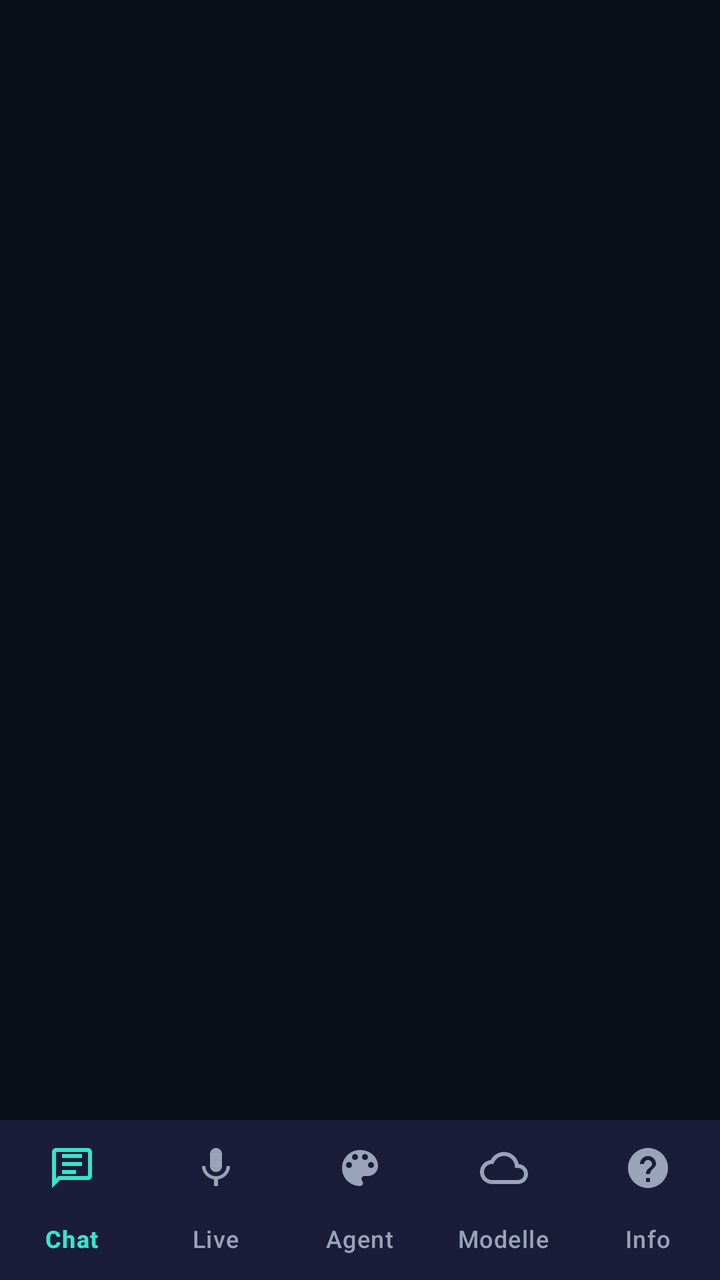
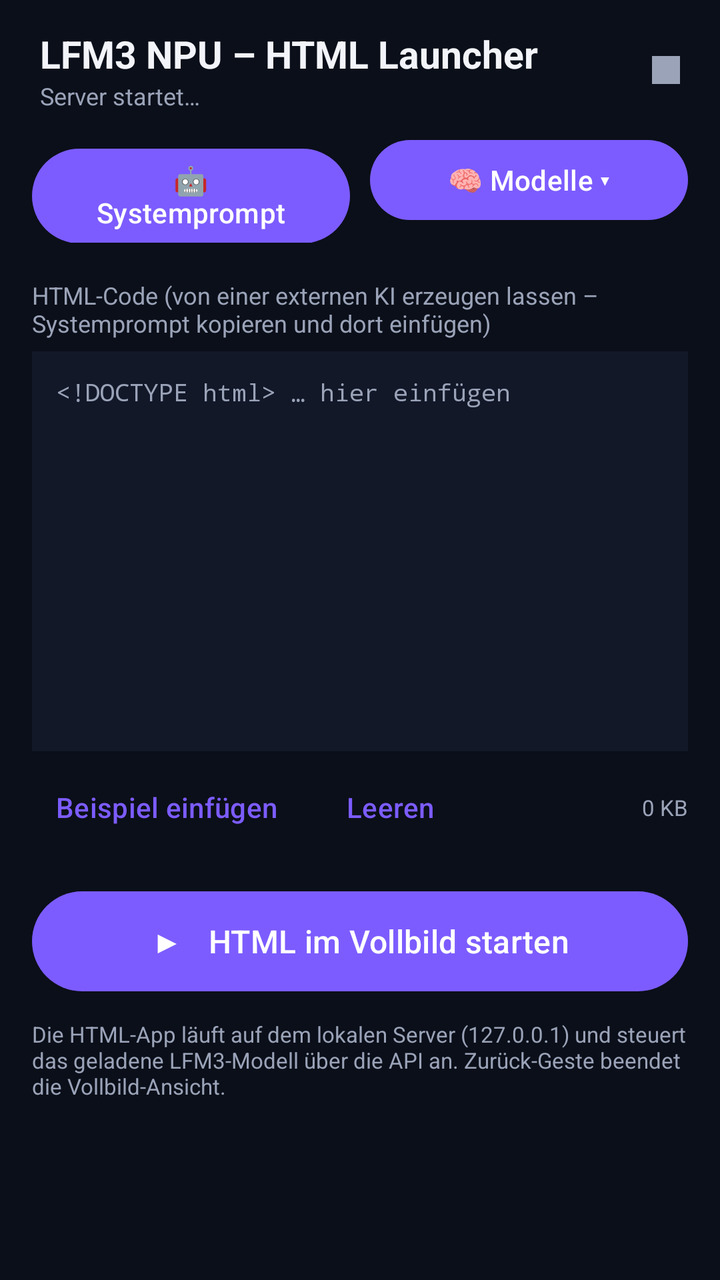

Before-and-after screenshots of an Android layout around one commit, followed by the original layout XML and the change that was made.
<!-- AndroidManifest.xml: application theme Theme.LFM3 -->
<!-- res/layout/activity_main.xml -->
<?xml version="1.0" encoding="utf-8"?>
<LinearLayout xmlns:android="http://schemas.android.com/apk/res/android"
    xmlns:app="http://schemas.android.com/apk/res-auto"
    android:id="@+id/root"
    android:layout_width="match_parent"
    android:layout_height="match_parent"
    android:orientation="vertical"
    android:background="@color/bg">

    
    <FrameLayout
        android:id="@+id/fragment_container"
        android:layout_width="match_parent"
        android:layout_height="0dp"
        android:layout_weight="1" />

    <com.google.android.material.bottomnavigation.BottomNavigationView
        android:id="@+id/bottom_nav"
        android:layout_width="match_parent"
        android:layout_height="wrap_content"
        android:background="@color/bg_elev"
        app:itemIconTint="@color/nav_item"
        app:itemTextColor="@color/nav_item"
        app:labelVisibilityMode="labeled"
        app:menu="@menu/bottom_nav_menu" />
</LinearLayout>
<!-- resources referenced by this layout -->
<resources>
  <color name="bg">#0B0F19</color>
  <color name="bg_elev">#121828</color>
  <style name="Theme.LFM3" parent="Theme.Material3.Dark.NoActionBar">
          <item name="colorPrimary">@color/accent</item>
          <item name="colorOnPrimary">#FFFFFF</item>
          <item name="colorSecondary">@color/accent2</item>
          <item name="android:colorBackground">@color/bg</item>
          <item name="colorSurface">@color/bg_elev</item>
          <item name="colorOnSurface">@color/text_primary</item>
          <item name="colorOnSurfaceVariant">@color/text_secondary</item>
          <item name="android:statusBarColor">@color/bg</item>
          <item name="android:navigationBarColor">@color/bg</item>
          <item name="android:windowLightStatusBar">false</item>
      </style>
  <color name="accent">#7C5CFF</color>
  <color name="accent2">#37E5C8</color>
  <color name="text_primary">#F2F4FA</color>
  <color name="text_secondary">#9AA3B8</color>
</resources>

<!-- the commit's change to res/layout/activity_main.xml (unified diff, before → after) -->
@@ -1,6 +1,5 @@
 <?xml version="1.0" encoding="utf-8"?>
 <LinearLayout xmlns:android="http://schemas.android.com/apk/res/android"
-    xmlns:app="http://schemas.android.com/apk/res-auto"
     android:id="@+id/root"
     android:layout_width="match_parent"
     android:layout_height="match_parent"
@@ -8,19 +7,192 @@
     android:background="@color/bg">
 
     
-    <FrameLayout
-        android:id="@+id/fragment_container"
+    <LinearLayout
+        android:layout_width="match_parent"
+        android:layout_height="wrap_content"
+        android:orientation="horizontal"
+        android:gravity="center_vertical"
+        android:paddingStart="20dp"
+        android:paddingEnd="20dp"
+        android:paddingTop="14dp"
+        android:paddingBottom="10dp">
+
+        <LinearLayout
+            android:layout_width="0dp"
+            android:layout_height="wrap_content"
+            android:layout_weight="1"
+            android:orientation="vertical">
+
+            <TextView
+                android:layout_width="wrap_content"
+                android:layout_height="wrap_content"
+                android:text="LFM3 NPU – HTML Launcher"
+                android:textColor="@color/text_primary"
+                android:textSize="19sp"
+                android:textStyle="bold" />
+
+            <TextView
+                android:id="@+id/tv_server"
+                android:layout_width="wrap_content"
+                android:layout_height="wrap_content"
+                android:text="Server startet…"
+                android:textColor="@color/text_secondary"
+                android:textSize="12sp" />
+        </LinearLayout>
+
+        <View
+            android:id="@+id/status_dot"
+            android:layout_width="14dp"
+            android:layout_height="14dp"
+            android:background="@color/text_secondary" />
+    </LinearLayout>
+
+    <ScrollView
         android:layout_width="match_parent"
         android:layout_height="0dp"
-        android:layout_weight="1" />
+        android:layout_weight="1"
+        android:fillViewport="true"
+        android:scrollbars="vertical">
 
-    <com.google.android.material.bottomnavigation.BottomNavigationView
-        android:id="@+id/bottom_nav"
-        android:layout_width="match_parent"
-        android:layout_height="wrap_content"
-        android:background="@color/bg_elev"
-        app:itemIconTint="@color/nav_item"
-        app:itemTextColor="@color/nav_item"
-        app:labelVisibilityMode="labeled"
-        app:menu="@menu/bottom_nav_menu" />
+        <LinearLayout
+            android:layout_width="match_parent"
+            android:layout_height="wrap_content"
+            android:orientation="vertical"
+            android:paddingStart="16dp"
+            android:paddingEnd="16dp"
+            android:paddingBottom="24dp">
+
+            
+            <LinearLayout
+                android:layout_width="match_parent"
+                android:layout_height="wrap_content"
+                android:orientation="horizontal">
+
+                <Button
+                    android:id="@+id/btn_sysprompt"
+                    android:layout_width="0dp"
+                    android:layout_height="wrap_content"
+                    android:layout_weight="1"
+                    android:text="🤖 Systemprompt" />
+
+                <Space
+                    android:layout_width="10dp"
+                    android:layout_height="1dp" />
+
+                <Button
+                    android:id="@+id/btn_models"
+                    android:layout_width="0dp"
+                    android:layout_height="wrap_content"
+                    android:layout_weight="1"
+                    android:text="🧠 Modelle ▾" />
+            </LinearLayout>
+
+            
+            <LinearLayout
+                android:id="@+id/model_panel"
+                android:layout_width="match_parent"
+                android:layout_height="wrap_content"
+                android:orientation="vertical"
+                android:background="@color/bg_elev"
+                android:visibility="gone"
+                android:paddingStart="14dp"
+                android:paddingEnd="14dp"
+                android:paddingTop="10dp"
+                android:paddingBottom="6dp">
+
+                <TextView
+                    android:layout_width="match_parent"
+                    android:layout_height="wrap_content"
+                    android:text="Tippen: herunterladen / laden / entladen · Lang drücken: Präzision wechseln"
+                    android:textColor="@color/text_secondary"
+                    android:textSize="11sp"
+                    android:paddingBottom="4dp" />
+
+                <LinearLayout
+                    android:id="@+id/model_list"
+                    android:layout_width="match_parent"
+                    android:layout_height="wrap_content"
+                    android:orientation="vertical" />
+            </LinearLayout>
+
+            
+            <TextView
+                android:layout_width="wrap_content"
+                android:layout_height="wrap_content"
+                android:layout_marginTop="18dp"
+                android:text="HTML-Code (von einer externen KI erzeugen lassen – Systemprompt kopieren und dort einfügen)"
+                android:textColor="@color/text_secondary"
+                android:textSize="12sp" />
+
+            <EditText
+                android:id="@+id/et_html"
+                android:layout_width="match_parent"
+                android:layout_height="wrap_content"
+                android:minHeight="200dp"
+                android:layout_marginTop="6dp"
+                android:background="@color/bg_elev"
+                android:padding="12dp"
+                android:gravity="top|start"
+                android:typeface="monospace"
+                android:textSize="12sp"
+                android:textColor="@color/text_primary"
+                android:hint="&lt;!DOCTYPE html&gt; … hier einfügen"
+                android:textColorHint="@color/text_secondary"
+                android:inputType="textMultiLine|textNoSuggestions"
+                android:scrollbars="vertical"
+                android:importantForAutofill="no" />
+
+            <LinearLayout
+                android:layout_width="match_parent"
+                android:layout_height="wrap_content"
+                android:orientation="horizontal"
+                android:gravity="center_vertical"
+                android:layout_marginTop="4dp">
+
+                <Button
+                    android:id="@+id/btn_example"
+                    style="@style/Widget.Material3.Button.TextButton"
+                    android:layout_width="wrap_content"
+                    android:layout_height="wrap_content"
+                    android:text="Beispiel einfügen" />
+
+                <Button
+                    android:id="@+id/btn_clear"
+                    style="@style/Widget.Material3.Button.TextButton"
+                    android:layout_width="wrap_content"
+                    android:layout_height="wrap_content"
+                    android:text="Leeren" />
+
+                <Space
+                    android:layout_width="0dp"
+                    android:layout_height="1dp"
+                    android:layout_weight="1" />
+
+                <TextView
+                    android:id="@+id/tv_htmlinfo"
+                    android:layout_width="wrap_content"
+                    android:layout_height="wrap_content"
+                    android:text="0 KB"
+                    android:textColor="@color/text_secondary"
+                    android:textSize="11sp" />
+            </LinearLayout>
+
+            
+            <Button
+                android:id="@+id/btn_start"
+                android:layout_width="match_parent"
+                android:layout_height="58dp"
+                android:layout_marginTop="14dp"
+                android:text="▶   HTML im Vollbild starten"
+                android:textSize="16sp" />
+
+            <TextView
+                android:layout_width="match_parent"
+                android:layout_height="wrap_content"
+                android:layout_marginTop="10dp"
+                android:text="Die HTML-App läuft auf dem lokalen Server (127.0.0.1) und steuert das geladene LFM3-Modell über die API an. Zurück-Geste beendet die Vollbild-Ansicht."
+                android:textColor="@color/text_secondary"
+                android:textSize="11sp" />
+        </LinearLayout>
+    </ScrollView>
 </LinearLayout>
